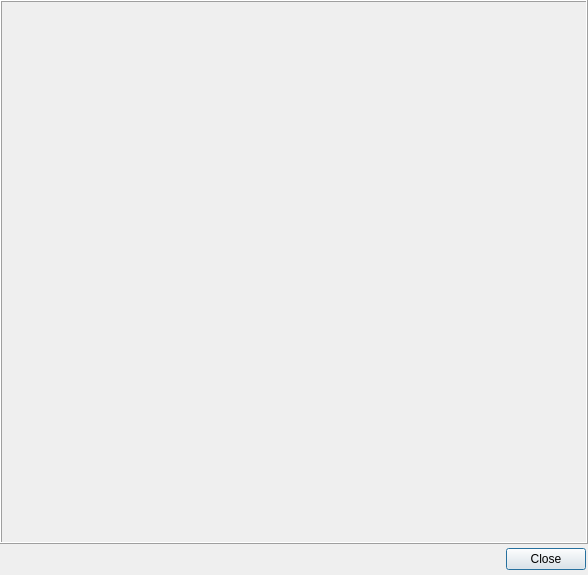
First picture: the form in storm_control/hal4000/qtdesigner/feed-viewer.ui, repository ZhuangLab/storm-control, before the edit.
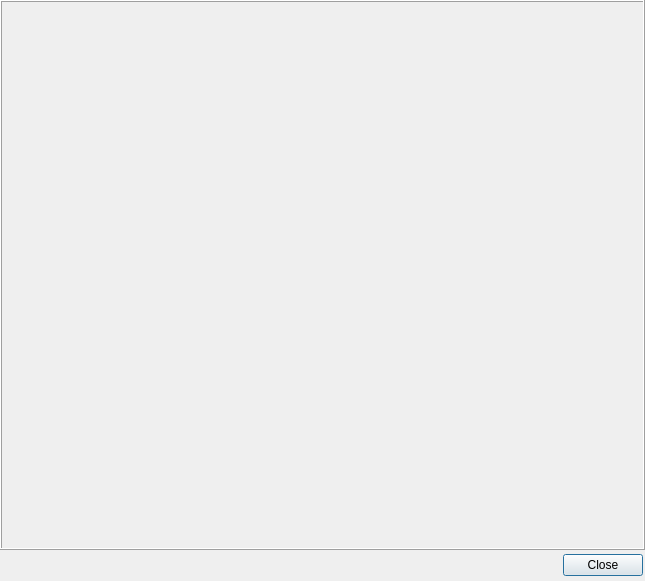
Second picture: the form after the edit.

Commit message: Enable opening of multiple feed viewer windows.

```diff
--- a/storm_control/hal4000/qtdesigner/feed-viewer.ui
+++ b/storm_control/hal4000/qtdesigner/feed-viewer.ui
@@ -6,8 +6,8 @@
    <rect>
     <x>0</x>
     <y>0</y>
-    <width>588</width>
-    <height>575</height>
+    <width>645</width>
+    <height>581</height>
    </rect>
   </property>
   <property name="sizePolicy">
@@ -48,8 +48,8 @@
      </property>
      <property name="minimumSize">
       <size>
-       <width>588</width>
-       <height>544</height>
+       <width>645</width>
+       <height>550</height>
       </size>
      </property>
      <property name="maximumSize">
```
Left out of the diff: 22 changed lines with no effect on the pictures. The commit also changes 9 other files.
